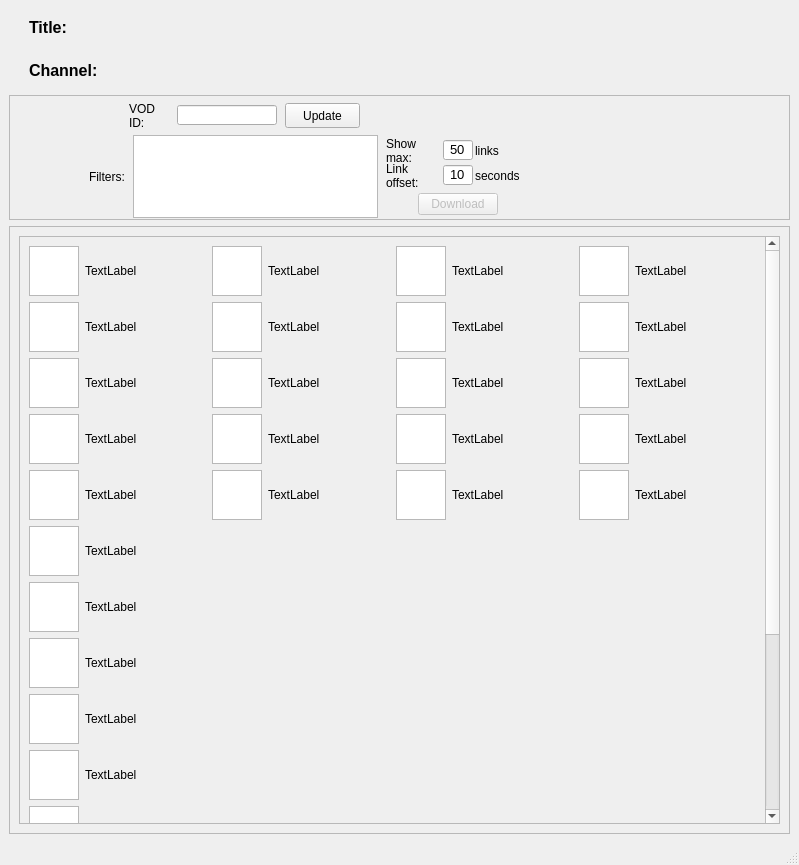
Above: BasicForm.ui from benmurphy7/twitch-crops before the change. Below: the same form after it.
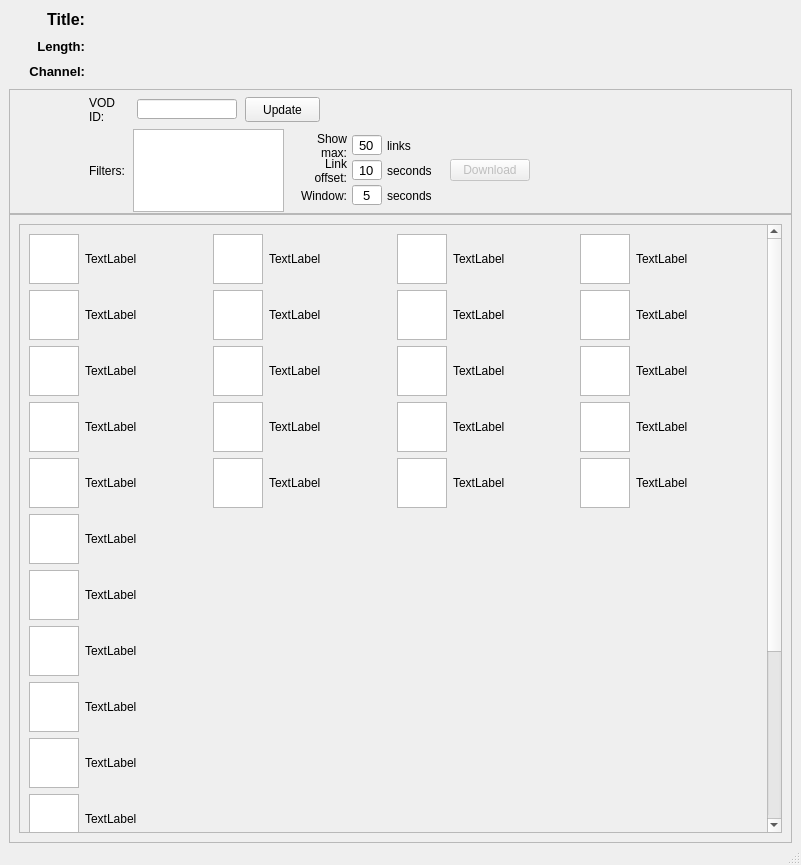
That is the form after the change.

```diff
--- a/BasicForm.ui
+++ b/BasicForm.ui
@@ -9,12 +9,12 @@
    <rect>
     <x>0</x>
     <y>0</y>
-    <width>799</width>
+    <width>801</width>
     <height>865</height>
    </rect>
   </property>
   <property name="sizePolicy">
-   <sizepolicy hsizetype="Expanding" vsizetype="Expanding">
+   <sizepolicy hsizetype="Expanding" vsizetype="Preferred">
     <horstretch>0</horstretch>
     <verstretch>0</verstretch>
    </sizepolicy>
@@ -24,25 +24,55 @@
   </property>
   <widget class="QWidget" name="centralwidget">
    <layout class="QVBoxLayout" name="verticalLayout">
+    <property name="spacing">
+     <number>0</number>
+    </property>
+    <property name="topMargin">
+     <number>0</number>
+    </property>
+    <property name="bottomMargin">
+     <number>0</number>
+    </property>
     <item>
-     <widget class="QWidget" name="titleWidget" native="true">
+     <layout class="QGridLayout" name="gridLayout_3">
+      <property name="leftMargin">
+       <number>20</number>
+      </property>
+      <property name="topMargin">
+       <number>10</number>
+      </property>
+      <property name="rightMargin">
+       <number>20</number>
+      </property>
+      <property name="bottomMargin">
+       <number>10</number>
+      </property>
+      <property name="spacing">
+       <number>10</number>
+      </property>
+      <item row="1" column="1">
+       <widget class="QLabel" name="lengthLabel">
       <property name="sizePolicy">
-       <sizepolicy hsizetype="Expanding" vsizetype="Maximum">
+         <sizepolicy hsizetype="Expanding" vsizetype="Preferred">
         <horstretch>0</horstretch>
         <verstretch>0</verstretch>
        </sizepolicy>
       </property>
-      <property name="minimumSize">
-       <size>
-        <width>0</width>
-        <height>30</height>
-       </size>
-      </property>
-      <layout class="QHBoxLayout" name="horizontalLayout_2">
-       <property name="leftMargin">
-        <number>20</number>
-       </property>
-       <item>
+        <property name="font">
+         <font>
+          <family>Terminal</family>
+          <pointsize>10</pointsize>
+         </font>
+        </property>
+        <property name="text">
+         <string/>
+        </property>
+        <property name="wordWrap">
+         <bool>true</bool>
+        </property>
+       </widget>
+      </item>
+      <item row="0" column="0">
         <widget class="QLabel" name="label_3">
          <property name="font">
           <font>
@@ -54,12 +84,15 @@
          <property name="text">
           <string>Title:</string>
          </property>
+        <property name="alignment">
+         <set>Qt::AlignRight|Qt::AlignTrailing|Qt::AlignVCenter</set>
+        </property>
          <property name="margin">
           <number>0</number>
          </property>
         </widget>
        </item>
-       <item>
+      <item row="0" column="1">
         <widget class="QLabel" name="titleLabel">
          <property name="sizePolicy">
           <sizepolicy hsizetype="Expanding" vsizetype="Preferred">
@@ -69,6 +102,7 @@
          </property>
          <property name="font">
           <font>
+          <family>Terminal</family>
            <pointsize>12</pointsize>
           </font>
          </property>
@@ -80,32 +114,53 @@
          </property>
         </widget>
        </item>
-      </layout>
-     </widget>
-    </item>
-    <item>
-     <widget class="QWidget" name="widget" native="true">
+      <item row="1" column="0">
+       <widget class="QLabel" name="label_5">
+        <property name="font">
+         <font>
+          <pointsize>10</pointsize>
+          <weight>75</weight>
+          <bold>true</bold>
+         </font>
+        </property>
+        <property name="text">
+         <string>Length:</string>
+        </property>
+        <property name="alignment">
+         <set>Qt::AlignRight|Qt::AlignTrailing|Qt::AlignVCenter</set>
+        </property>
+        <property name="margin">
+         <number>0</number>
+        </property>
+       </widget>
+      </item>
+      <item row="2" column="1">
+       <widget class="QLabel" name="channelLabel">
       <property name="sizePolicy">
-       <sizepolicy hsizetype="Preferred" vsizetype="Minimum">
+         <sizepolicy hsizetype="Expanding" vsizetype="Preferred">
         <horstretch>0</horstretch>
         <verstretch>0</verstretch>
        </sizepolicy>
       </property>
-      <property name="minimumSize">
-       <size>
-        <width>0</width>
-        <height>30</height>
-       </size>
-      </property>
-      <layout class="QHBoxLayout" name="horizontalLayout_3">
-       <property name="leftMargin">
-        <number>20</number>
-       </property>
-       <item>
+        <property name="font">
+         <font>
+          <family>Terminal</family>
+          <pointsize>10</pointsize>
+         </font>
+        </property>
+        <property name="text">
+         <string/>
+        </property>
+        <property name="wordWrap">
+         <bool>true</bool>
+        </property>
+       </widget>
+      </item>
+      <item row="2" column="0">
         <widget class="QLabel" name="label_4">
          <property name="font">
           <font>
-           <pointsize>12</pointsize>
+          <pointsize>10</pointsize>
            <weight>75</weight>
            <bold>true</bold>
           </font>
@@ -113,34 +168,15 @@
          <property name="text">
           <string>Channel:</string>
          </property>
+        <property name="alignment">
+         <set>Qt::AlignRight|Qt::AlignTrailing|Qt::AlignVCenter</set>
+        </property>
          <property name="margin">
           <number>0</number>
          </property>
         </widget>
        </item>
-       <item>
-        <widget class="QLabel" name="channelLabel">
-         <property name="sizePolicy">
-          <sizepolicy hsizetype="Expanding" vsizetype="Preferred">
-           <horstretch>0</horstretch>
-           <verstretch>0</verstretch>
-          </sizepolicy>
-         </property>
-         <property name="font">
-          <font>
-           <pointsize>12</pointsize>
-          </font>
-         </property>
-         <property name="text">
-          <string/>
-         </property>
-         <property name="wordWrap">
-          <bool>true</bool>
-         </property>
-        </widget>
-       </item>
-      </layout>
-     </widget>
+     </layout>
     </item>
     <item>
      <widget class="QFrame" name="frame">
@@ -165,7 +201,7 @@
       <widget class="QWidget" name="horizontalLayoutWidget">
        <property name="geometry">
         <rect>
-         <x>120</x>
+         <x>80</x>
          <y>0</y>
          <width>671</width>
          <height>41</height>
@@ -236,6 +272,22 @@
           </property>
          </widget>
         </item>
+        <item>
+         <spacer name="horizontalSpacer">
+          <property name="orientation">
+           <enum>Qt::Horizontal</enum>
+          </property>
+          <property name="sizeType">
+           <enum>QSizePolicy::Fixed</enum>
+          </property>
+          <property name="sizeHint" stdset="0">
+           <size>
+            <width>0</width>
+            <height>20</height>
+           </size>
+          </property>
+         </spacer>
+        </item>
         <item>
          <widget class="QPushButton" name="updateBtn">
           <property name="minimumSize">
@@ -255,11 +307,30 @@
           </property>
          </widget>
         </item>
+        <item>
+         <spacer name="horizontalSpacer_2">
+          <property name="orientation">
+           <enum>Qt::Horizontal</enum>
+          </property>
+          <property name="sizeType">
+           <enum>QSizePolicy::Fixed</enum>
+          </property>
+          <property name="sizeHint" stdset="0">
+           <size>
+            <width>0</width>
+            <height>20</height>
+           </size>
+          </property>
+         </spacer>
+        </item>
         <item>
          <widget class="QLabel" name="statusLabel">
           <property name="text">
            <string/>
           </property>
+          <property name="margin">
+           <number>5</number>
+          </property>
          </widget>
         </item>
        </layout>
@@ -307,115 +378,11 @@
              <number>0</number>
             </property>
             <property name="horizontalSpacing">
-             <number>2</number>
+             <number>5</number>
             </property>
             <property name="verticalSpacing">
              <number>0</number>
             </property>
-            <item row="1" column="2">
-             <widget class="QLabel" name="label_38">
-              <property name="sizePolicy">
-               <sizepolicy hsizetype="Preferred" vsizetype="Preferred">
-                <horstretch>0</horstretch>
-                <verstretch>0</verstretch>
-               </sizepolicy>
-              </property>
-              <property name="minimumSize">
-               <size>
-                <width>55</width>
-                <height>25</height>
-               </size>
-              </property>
-              <property name="maximumSize">
-               <size>
-                <width>40</width>
-                <height>25</height>
-               </size>
-              </property>
-              <property name="text">
-               <string>seconds</string>
-              </property>
-              <property name="scaledContents">
-               <bool>false</bool>
-              </property>
-              <property name="alignment">
-               <set>Qt::AlignLeading|Qt::AlignLeft|Qt::AlignVCenter</set>
-              </property>
-              <property name="wordWrap">
-               <bool>true</bool>
-              </property>
-             </widget>
-            </item>
-            <item row="1" column="0">
-             <widget class="QLabel" name="label_22">
-              <property name="sizePolicy">
-               <sizepolicy hsizetype="Preferred" vsizetype="Preferred">
-                <horstretch>0</horstretch>
-                <verstretch>0</verstretch>
-               </sizepolicy>
-              </property>
-              <property name="minimumSize">
-               <size>
-                <width>55</width>
-                <height>25</height>
-               </size>
-              </property>
-              <property name="maximumSize">
-               <size>
-                <width>40</width>
-                <height>25</height>
-               </size>
-              </property>
-              <property name="text">
-               <string>Link offset:</string>
-              </property>
-              <property name="scaledContents">
-               <bool>false</bool>
-              </property>
-              <property name="alignment">
-               <set>Qt::AlignLeading|Qt::AlignLeft|Qt::AlignVCenter</set>
-              </property>
-              <property name="wordWrap">
-               <bool>true</bool>
-              </property>
-             </widget>
-            </item>
-            <item row="1" column="1">
-             <widget class="QLineEdit" name="linkOffset">
-              <property name="sizePolicy">
-               <sizepolicy hsizetype="Preferred" vsizetype="Fixed">
-                <horstretch>0</horstretch>
-                <verstretch>0</verstretch>
-               </sizepolicy>
-              </property>
-              <property name="minimumSize">
-               <size>
-                <width>30</width>
-                <height>20</height>
-               </size>
-              </property>
-              <property name="maximumSize">
-               <size>
-                <width>50</width>
-                <height>20</height>
-               </size>
-              </property>
-              <property name="font">
-               <font>
-                <pointsize>10</pointsize>
-                <weight>50</weight>
-                <italic>false</italic>
-                <bold>false</bold>
-               </font>
-              </property>
-              <property name="text">
-               <string>10</string>
-              </property>
-              <property name="alignment">
-               <set>Qt::AlignHCenter|Qt::AlignTop</set>
-              </property>
-             </widget>
-            </item>
             <item row="0" column="0">
              <widget class="QLabel" name="label_37">
               <property name="sizePolicy">
@@ -443,11 +410,14 @@
                <bool>false</bool>
               </property>
               <property name="alignment">
-               <set>Qt::AlignLeading|Qt::AlignLeft|Qt::AlignVCenter</set>
+               <set>Qt::AlignRight|Qt::AlignTrailing|Qt::AlignVCenter</set>
               </property>
               <property name="wordWrap">
                <bool>true</bool>
               </property>
+              <property name="margin">
+               <number>0</number>
+              </property>
              </widget>
             </item>
             <item row="0" column="1">
@@ -472,6 +442,7 @@
               </property>
               <property name="font">
                <font>
+                <family>MS Shell Dlg 2</family>
                 <pointsize>10</pointsize>
                 <weight>50</weight>
                 <italic>false</italic>
@@ -482,7 +453,78 @@
                <string>50</string>
               </property>
               <property name="alignment">
-               <set>Qt::AlignHCenter|Qt::AlignTop</set>
+               <set>Qt::AlignCenter</set>
+              </property>
+             </widget>
+            </item>
+            <item row="1" column="1">
+             <widget class="QLineEdit" name="linkOffset">
+              <property name="sizePolicy">
+               <sizepolicy hsizetype="Preferred" vsizetype="Fixed">
+                <horstretch>0</horstretch>
+                <verstretch>0</verstretch>
+               </sizepolicy>
+              </property>
+              <property name="minimumSize">
+               <size>
+                <width>30</width>
+                <height>20</height>
+               </size>
+              </property>
+              <property name="maximumSize">
+               <size>
+                <width>50</width>
+                <height>20</height>
+               </size>
+              </property>
+              <property name="font">
+               <font>
+                <family>MS Shell Dlg 2</family>
+                <pointsize>10</pointsize>
+                <weight>50</weight>
+                <italic>false</italic>
+                <bold>false</bold>
+               </font>
+              </property>
+              <property name="text">
+               <string>10</string>
+              </property>
+              <property name="alignment">
+               <set>Qt::AlignCenter</set>
+              </property>
+             </widget>
+            </item>
+            <item row="1" column="0">
+             <widget class="QLabel" name="label_22">
+              <property name="sizePolicy">
+               <sizepolicy hsizetype="Preferred" vsizetype="Preferred">
+                <horstretch>0</horstretch>
+                <verstretch>0</verstretch>
+               </sizepolicy>
+              </property>
+              <property name="minimumSize">
+               <size>
+                <width>55</width>
+                <height>25</height>
+               </size>
+              </property>
+              <property name="maximumSize">
+               <size>
+                <width>40</width>
+                <height>25</height>
+               </size>
+              </property>
+              <property name="text">
+               <string>Link offset:</string>
+              </property>
+              <property name="scaledContents">
+               <bool>false</bool>
+              </property>
+              <property name="alignment">
+               <set>Qt::AlignRight|Qt::AlignTrailing|Qt::AlignVCenter</set>
+              </property>
+              <property name="wordWrap">
+               <bool>true</bool>
               </property>
              </widget>
             </item>
@@ -520,10 +562,149 @@
               </property>
              </widget>
             </item>
+            <item row="1" column="2">
+             <widget class="QLabel" name="label_38">
+              <property name="sizePolicy">
+               <sizepolicy hsizetype="Preferred" vsizetype="Preferred">
+                <horstretch>0</horstretch>
+                <verstretch>0</verstretch>
+               </sizepolicy>
+              </property>
+              <property name="minimumSize">
+               <size>
+                <width>55</width>
+                <height>25</height>
+               </size>
+              </property>
+              <property name="maximumSize">
+               <size>
+                <width>40</width>
+                <height>25</height>
+               </size>
+              </property>
+              <property name="text">
+               <string>seconds</string>
+              </property>
+              <property name="scaledContents">
+               <bool>false</bool>
+              </property>
+              <property name="alignment">
+               <set>Qt::AlignLeading|Qt::AlignLeft|Qt::AlignVCenter</set>
+              </property>
+              <property name="wordWrap">
+               <bool>true</bool>
+              </property>
+             </widget>
+            </item>
+            <item row="2" column="0">
+             <widget class="QLabel" name="label_40">
+              <property name="sizePolicy">
+               <sizepolicy hsizetype="Preferred" vsizetype="Preferred">
+                <horstretch>0</horstretch>
+                <verstretch>0</verstretch>
+               </sizepolicy>
+              </property>
+              <property name="minimumSize">
+               <size>
+                <width>55</width>
+                <height>25</height>
+               </size>
+              </property>
+              <property name="maximumSize">
+               <size>
+                <width>40</width>
+                <height>25</height>
+               </size>
+              </property>
+              <property name="text">
+               <string>Window:</string>
+              </property>
+              <property name="scaledContents">
+               <bool>false</bool>
+              </property>
+              <property name="alignment">
+               <set>Qt::AlignRight|Qt::AlignTrailing|Qt::AlignVCenter</set>
+              </property>
+              <property name="wordWrap">
+               <bool>true</bool>
+              </property>
+             </widget>
+            </item>
+            <item row="2" column="1">
+             <widget class="QLineEdit" name="windowSize">
+              <property name="sizePolicy">
+               <sizepolicy hsizetype="Preferred" vsizetype="Fixed">
+                <horstretch>0</horstretch>
+                <verstretch>0</verstretch>
+               </sizepolicy>
+              </property>
+              <property name="minimumSize">
+               <size>
+                <width>30</width>
+                <height>20</height>
+               </size>
+              </property>
+              <property name="maximumSize">
+               <size>
+                <width>50</width>
+                <height>20</height>
+               </size>
+              </property>
+              <property name="font">
+               <font>
+                <family>MS Shell Dlg 2</family>
+                <pointsize>10</pointsize>
+                <weight>50</weight>
+                <italic>false</italic>
+                <bold>false</bold>
+               </font>
+              </property>
+              <property name="text">
+               <string>5</string>
+              </property>
+              <property name="alignment">
+               <set>Qt::AlignCenter</set>
+              </property>
+             </widget>
+            </item>
+            <item row="2" column="2">
+             <widget class="QLabel" name="label_41">
+              <property name="sizePolicy">
+               <sizepolicy hsizetype="Preferred" vsizetype="Preferred">
+                <horstretch>0</horstretch>
+                <verstretch>0</verstretch>
+               </sizepolicy>
+              </property>
+              <property name="minimumSize">
+               <size>
+                <width>55</width>
+                <height>25</height>
+               </size>
+              </property>
+              <property name="maximumSize">
+               <size>
+                <width>40</width>
+                <height>25</height>
+               </size>
+              </property>
+              <property name="text">
+               <string>seconds</string>
+              </property>
+              <property name="scaledContents">
+               <bool>false</bool>
+              </property>
+              <property name="alignment">
+               <set>Qt::AlignLeading|Qt::AlignLeft|Qt::AlignVCenter</set>
+              </property>
+              <property name="wordWrap">
+               <bool>true</bool>
+              </property>
+             </widget>
+            </item>
            </layout>
           </item>
-          <item>
-           <layout class="QHBoxLayout" name="horizontalLayout_5">
+         </layout>
+        </item>
             <item>
              <widget class="QPushButton" name="harvestBtn">
               <property name="enabled">
@@ -541,10 +722,6 @@
              </widget>
             </item>
            </layout>
-          </item>
-         </layout>
-        </item>
-       </layout>
       </widget>
      </widget>
     </item>
@@ -603,7 +780,7 @@
            <rect>
             <x>0</x>
             <y>0</y>
-            <width>742</width>
+            <width>744</width>
             <height>852</height>
            </rect>
           </property>
```
Left out of the diff: 2 changed lines with no effect on the pictures. Lines whose indentation alone changed are shown as unchanged.
